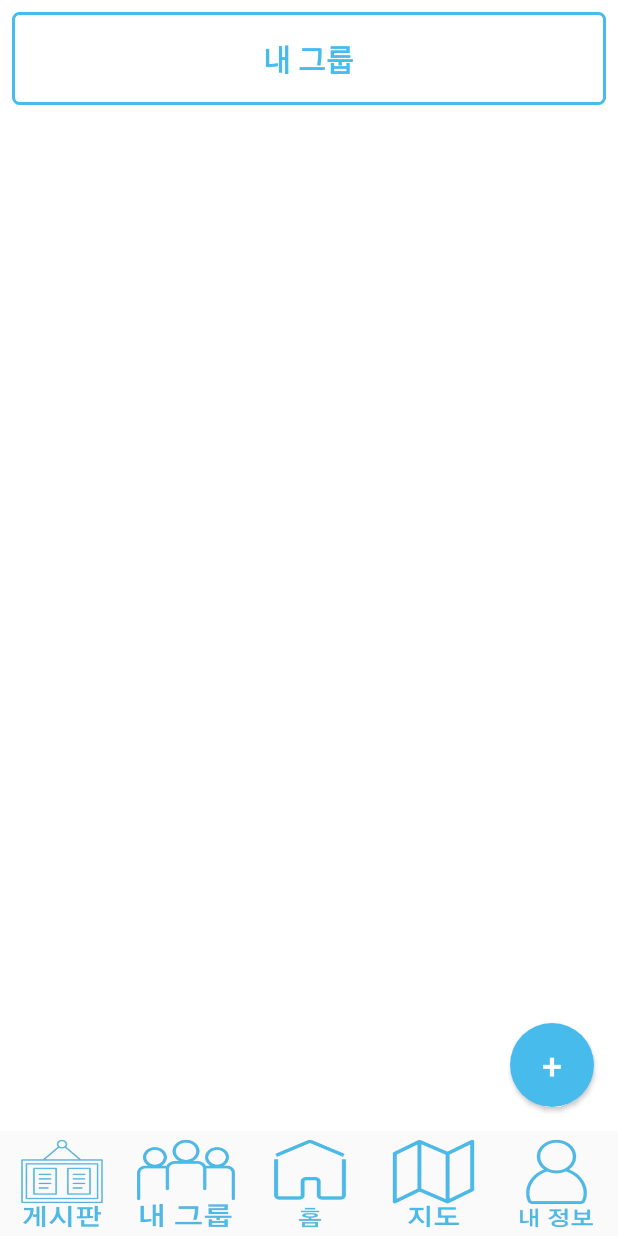
After one commit to UBIBIK/Mogu, an Android app: the fragment GroupFragment placed in its activity, on a phone screen of 412 x 824 dp. The commit adds this screen. Run offline under Robolectric (Android 15) with nearby library versions, the phone set to English and light mode, and no system bars; libraries missing offline, so code that uses them is left out: me.relex.circleindicator; pictures from the network do not load; 2 statements that could not run were skipped.

Commit message:
2024-07-09 홈화면 추가

```diff
--- a/app/src/main/AndroidManifest.xml
+++ b/app/src/main/AndroidManifest.xml
@@ -29,13 +29,9 @@
             </intent-filter>
         </activity>
 
-        <!-- Home 화면 설정 추가 -->
-        <activity android:name=".screen.Home"></activity>
-
         <!-- SignUp 화면으로 가기 위한 설정 추가 -->
         <activity android:name=".screen.SignUp"></activity>
-        <!-- GroupActivity 화면으로 가기 위한 설정 추가 -->
-        <activity android:name=".screen.GroupActivity"></activity>
+        <activity android:name=".screen.HomeActivity"></activity>
 
         <!-- Kakao SDK 초기화를 위한 설정 -->
         <meta-data
--- /dev/null
+++ b/app/src/main/java/com/example/mogu/fragment/GroupFragment.java
@@ -0,0 +1,17 @@
+package com.example.mogu.fragment;
+
+import android.os.Bundle;
+import android.view.LayoutInflater;
+import android.view.View;
+import android.view.ViewGroup;
+
+import androidx.fragment.app.Fragment;
+
+import com.example.mogu.R;
+
+public class GroupFragment extends Fragment {
+    @Override
+    public View onCreateView(LayoutInflater inflater, ViewGroup container, Bundle savedInstanceState) {
+        return inflater.inflate(R.layout.group, container, false);
+    }
+}
--- /dev/null
+++ b/app/src/main/java/com/example/mogu/screen/HomeActivity.java
@@ -0,0 +1,33 @@
+package com.example.mogu.screen;
+
+import android.os.Bundle;
+
+import androidx.appcompat.app.AppCompatActivity;
+import androidx.fragment.app.Fragment;
+import androidx.fragment.app.FragmentTransaction;
+
+import com.example.mogu.R;
+
+public class HomeActivity extends AppCompatActivity {
+
+    @Override
+    protected void onCreate(Bundle savedInstanceState) {
+        super.onCreate(savedInstanceState);
+        setContentView(R.layout.activity_home);
+
+        findViewById(R.id.HomeButton).setOnClickListener(v -> replaceFragment(new HomeFragment()));
+        findViewById(R.id.GroupButton).setOnClickListener(v -> replaceFragment(new GroupFragment()));
+
+        // 초기 화면 설정
+        if (savedInstanceState == null) {
+            replaceFragment(new HomeFragment());
+        }
+    }
+
+    private void replaceFragment(Fragment fragment) {
+        FragmentTransaction transaction = getSupportFragmentManager().beginTransaction();
+        transaction.replace(R.id.fragment_container, fragment);
+        transaction.addToBackStack(null);
+        transaction.commit();
+    }
+}
--- a/app/src/main/java/com/example/mogu/screen/Home.java
+++ b/app/src/main/java/com/example/mogu/screen/HomeFragment.java
@@ -1,15 +1,14 @@
 package com.example.mogu.screen;
 
-import android.content.Intent;
 import android.os.AsyncTask;
 import android.os.Bundle;
-import android.view.Menu;
-import android.view.MenuItem;
+import android.view.LayoutInflater;
 import android.view.View;
-import android.widget.Button;
-import android.widget.Toast;
+import android.view.ViewGroup;
 
-import androidx.appcompat.app.AppCompatActivity;
+import androidx.annotation.NonNull;
+import androidx.annotation.Nullable;
+import androidx.fragment.app.Fragment;
 import androidx.recyclerview.widget.LinearLayoutManager;
 import androidx.recyclerview.widget.RecyclerView;
 import androidx.viewpager2.widget.ViewPager2;
@@ -18,10 +17,10 @@ import com.example.mogu.R;
 import com.example.mogu.object.TourApi;
 import com.example.mogu.custom.MyAdapter;
 import com.example.mogu.custom.TourAdapter;
-import com.example.mogu.share.SharedPreferencesHelper;
 
 import org.xmlpull.v1.XmlPullParser;
 import org.xmlpull.v1.XmlPullParserFactory;
+
 import java.io.BufferedReader;
 import java.io.InputStreamReader;
 import java.io.StringReader;
@@ -30,9 +29,8 @@ import java.util.ArrayList;
 
 import me.relex.circleindicator.CircleIndicator3;
 
-public class Home extends AppCompatActivity {
+public class HomeFragment extends Fragment {
 
-    // Api 요소 설정
     private static final int NUM_OF_ROWS = 10;
     private static final int PAGE_NO = 1;
     private static final String MOBILE_OS = "AND";
@@ -42,32 +40,27 @@ public class Home extends AppCompatActivity {
     private static final int CONTENT_TYPE_ID = 15;
     private static final int CONTENT_TYPE_ID2 = 12;
     private static final int AREA_CODE = 38;
-    private static final int SIGUNGU_CODE = 8 ;
+    private static final int SIGUNGU_CODE = 8;
     private static final String SERVICE_URL = "http://api.visitkorea.or.kr/openapi/service/rest/KorService/areaBasedList";
     private static final String SERVICE_KEY = "iYq%2FBTYJSMKmITGfxxEBnluf6wJSfDjyGv8HUQJCYnqLkGKt%2BGTq4mNkwGDB5gEofiE34ur%2Fen1s7Nq1xWuLeg%3D%3D";
+
     private ViewPager2 viewPager;
-    private MyAdapter myadapter;
+    private MyAdapter myAdapter;
     private TourAdapter tourAdapter;
     private CircleIndicator3 indicator;
-    private static final String TAG = "Home";
     private RecyclerView rcTourList;
-    private SharedPreferencesHelper sharedPreferencesHelper;
 
+    @Nullable
     @Override
-    protected void onCreate(Bundle savedInstanceState) {
-        super.onCreate(savedInstanceState);
-        setContentView(R.layout.home);
+    public View onCreateView(@NonNull LayoutInflater inflater, @Nullable ViewGroup container, @Nullable Bundle savedInstanceState) {
+        View view = inflater.inflate(R.layout.home, container, false);
 
-        viewPager = findViewById(R.id.viewpager); // 배너용 viewPager
-        indicator = findViewById(R.id.indicator);
+        viewPager = view.findViewById(R.id.viewpager);
+        indicator = view.findViewById(R.id.indicator);
+        rcTourList = view.findViewById(R.id.recyclerView);
+        rcTourList.setLayoutManager(new LinearLayoutManager(getContext()));
 
-        rcTourList = findViewById(R.id.recyclerView);
-        rcTourList.setLayoutManager(new LinearLayoutManager(this));
-
-
-        String[] contentTypes = {String.valueOf(CONTENT_TYPE_ID), String.valueOf(CONTENT_TYPE_ID2)};
-        // Api키 요청 항목
-        String requestUrl = SERVICE_URL +
+        String requestUrl1 = SERVICE_URL +
                 "?serviceKey=" + SERVICE_KEY +
                 "&pageNo=" + PAGE_NO +
                 "&numOfRows=" + NUM_OF_ROWS +
@@ -78,6 +71,7 @@ public class Home extends AppCompatActivity {
                 "&areaCode=" + AREA_CODE +
                 "&sigunguCode=" + SIGUNGU_CODE +
                 "&listYN=" + LIST_YN;
+
         String requestUrl2 = SERVICE_URL +
                 "?serviceKey=" + SERVICE_KEY +
                 "&pageNo=" + PAGE_NO +
@@ -90,17 +84,16 @@ public class Home extends AppCompatActivity {
                 "&sigunguCode=" + SIGUNGU_CODE +
                 "&listYN=" + LIST_YN;
 
-        fetchXML(requestUrl, CONTENT_TYPE_ID);
+        fetchXML(requestUrl1, CONTENT_TYPE_ID);
         fetchXML(requestUrl2, CONTENT_TYPE_ID2);
 
+        return view;
     }
 
-    // xml 파싱
-    private void fetchXML(String url, int num) {
+    private void fetchXML(String url, int contentTypeId) {
         class GetDangerGrade extends AsyncTask<Void, Void, Void> {
             private String page;
 
-            // xml 데이터 가져와서 파싱
             @Override
             protected Void doInBackground(Void... voids) {
                 try {
@@ -119,7 +112,6 @@ public class Home extends AppCompatActivity {
                 return null;
             }
 
-            // 읽은 데이터 파싱해서 출력
             @Override
             protected void onPostExecute(Void result) {
                 super.onPostExecute(result);
@@ -158,11 +150,11 @@ public class Home extends AppCompatActivity {
                                 title = xpp.getText();
                                 tagTitle = false;
                             }
-                            if (tagAddr1){
+                            if (tagAddr1) {
                                 addr1 = xpp.getText();
                                 tagAddr1 = false;
                             }
-                            if (tagAddr2){
+                            if (tagAddr2) {
                                 addr2 = xpp.getText();
                                 tagAddr2 = false;
                             }
@@ -181,12 +173,11 @@ public class Home extends AppCompatActivity {
                     e.printStackTrace();
                 }
 
-                if(num == 15){
-                    myadapter = new MyAdapter(itemList);
-                    viewPager.setAdapter(myadapter);
+                if (contentTypeId == CONTENT_TYPE_ID) {
+                    myAdapter = new MyAdapter(itemList);
+                    viewPager.setAdapter(myAdapter);
                     indicator.setViewPager(viewPager);
-                }
-                else if(num == 12) {
+                } else if (contentTypeId == CONTENT_TYPE_ID2) {
                     tourAdapter = new TourAdapter(itemList);
                     rcTourList.setAdapter(tourAdapter);
                 }
--- a/app/src/main/java/com/example/mogu/screen/MainActivity.java
+++ b/app/src/main/java/com/example/mogu/screen/MainActivity.java
@@ -146,7 +146,7 @@ public class MainActivity extends AppCompatActivity {
 
     // Home 이동
     private void navigateToGroupActivity() {
-        Intent intent = new Intent(MainActivity.this, Home.class);
+        Intent intent = new Intent(MainActivity.this, HomeActivity.class);
         startActivity(intent);
         finish(); // 현재 액티비티를 종료하여 뒤로 가기 버튼으로 돌아오지 않게 합니다.
     }
--- /dev/null
+++ b/app/src/main/res/layout/activity_home.xml
@@ -0,0 +1,56 @@
+<LinearLayout xmlns:android="http://schemas.android.com/apk/res/android"
+    xmlns:app="http://schemas.android.com/apk/res-auto"
+    xmlns:tools="http://schemas.android.com/tools"
+    android:id="@+id/main"
+    android:gravity="bottom"
+    android:layout_width="match_parent"
+    android:layout_height="match_parent"
+    android:orientation="vertical"
+    tools:context=".screen.HomeActivity">
+
+    <FrameLayout
+        android:id="@+id/fragment_container"
+        android:layout_width="match_parent"
+        android:layout_height="671dp"
+        android:layout_weight="1" />
+
+    <LinearLayout
+        android:layout_width="match_parent"
+        android:layout_height="70dp">
+
+        <Button
+            android:id="@+id/BoardButton"
+            android:layout_width="match_parent"
+            android:layout_height="match_parent"
+            android:layout_weight="1"
+            android:background="@drawable/board_button" />
+
+        <Button
+            android:id="@+id/GroupButton"
+            android:layout_width="match_parent"
+            android:layout_height="match_parent"
+            android:layout_weight="1"
+            android:background="@drawable/group_button" />
+
+        <Button
+            android:id="@+id/HomeButton"
+            android:layout_width="match_parent"
+            android:layout_height="match_parent"
+            android:layout_weight="1"
+            android:background="@drawable/home_button" />
+
+        <Button
+            android:id="@+id/MapButton"
+            android:layout_width="match_parent"
+            android:layout_height="match_parent"
+            android:layout_weight="1"
+            android:background="@drawable/map_button" />
+
+        <Button
+            android:id="@+id/MypageButton"
+            android:layout_width="match_parent"
+            android:layout_height="match_parent"
+            android:layout_weight="1"
+            android:background="@drawable/mypage_button" />
+    </LinearLayout>
+</LinearLayout>
```
Also changed, not shown: app/src/main/java/com/example/mogu/fragment/HomeFragment.java (added, +18 -0 lines), app/src/main/java/com/example/mogu/object/UserInfo.java (+7 -0 lines), app/src/main/java/com/example/mogu/screen/GroupActivity.java (deleted, +0 -116 lines), app/src/main/java/com/example/mogu/screen/GroupFragment.java (added, +101 -0 lines), app/src/main/res/layout/home.xml (+0 -42 lines).
